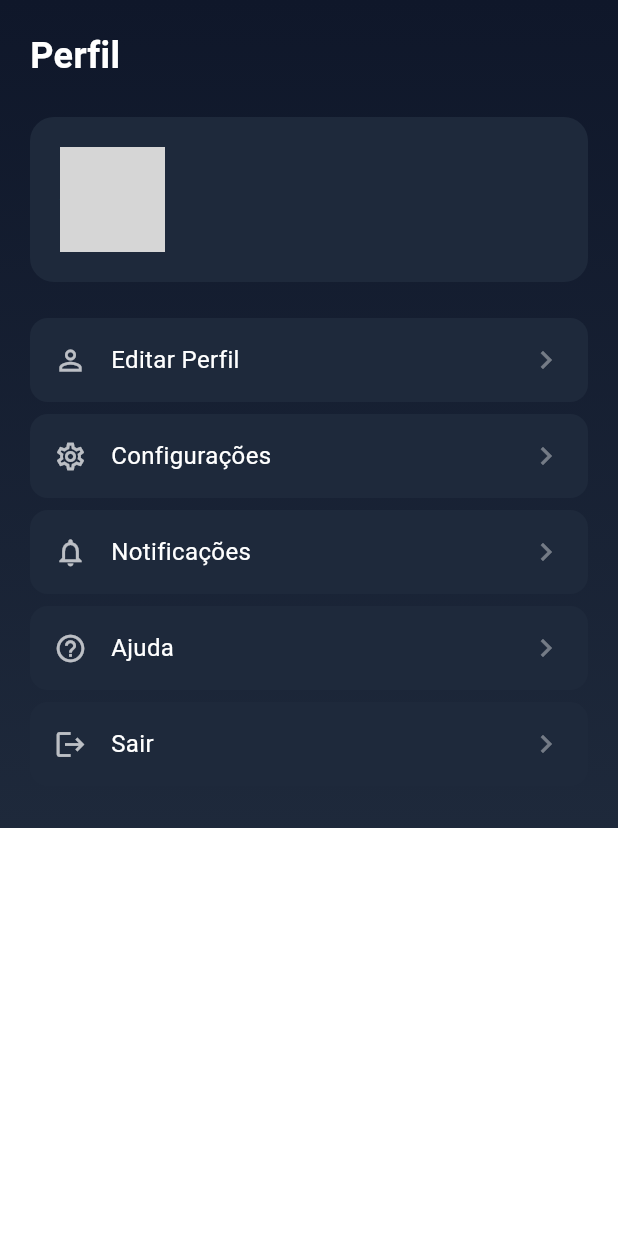
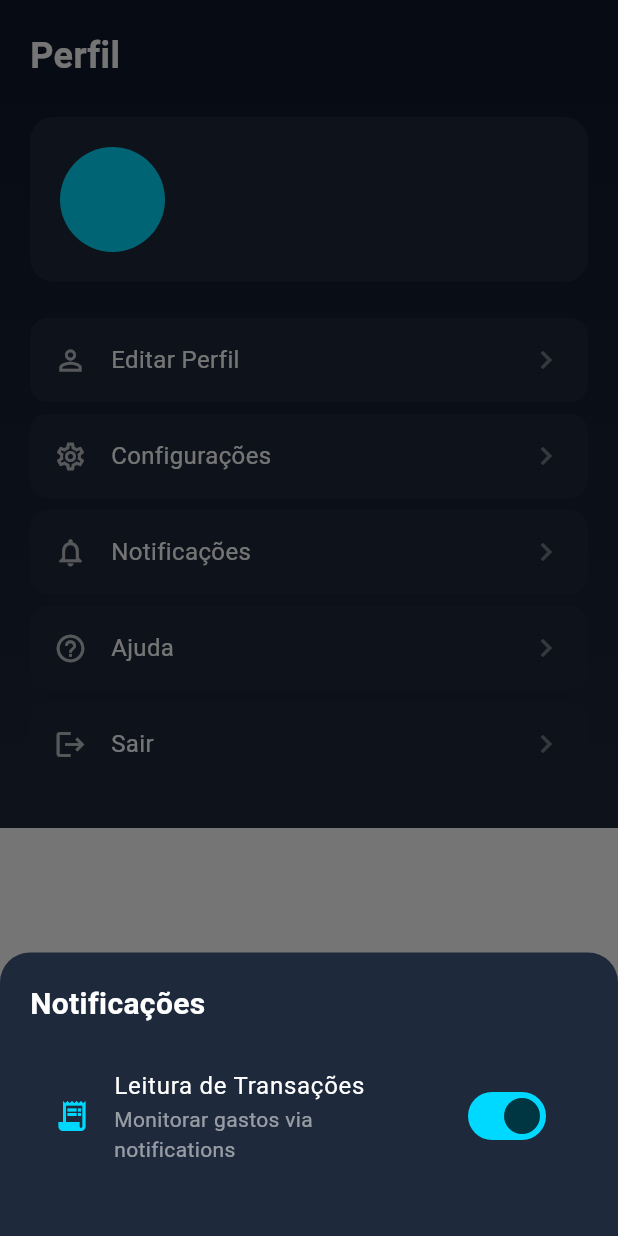
Before and after one commit to TerribleGeorge/Mentor_Financeiro, a Flutter app: the PerfilScreen screen opened directly, after a tap on "Notificações", on a phone screen of 412 x 824 dp. Run offline on Flutter 3.47's test engine with Material 3 defaults, Android fonts, the phone set to English and light mode, and no system bars; our stand-ins replace cloud_firestore, firebase_analytics, firebase_auth, firebase_core, firebase_messaging, fl_chart and 5 more; missing offline and left inert: purchases_flutter; accounts and stored records are empty; network calls fail; grey boxes are pictures that could not be loaded.

Commit message:
feat: Make PerfilScreen buttons functional
- Editar Perfil -> QuestionarioPage
- Configuracoes -> TelaConfiguracao
- Notificacoes -> BottomSheet with toggle
- Sair -> Logout + RevenueCat logOut + redirect to Login
- Ajuda -> BottomSheet with info
- Added confirm dialog for logout

```diff
--- a/mentor_financeiro/lib/pages/perfil_screen.dart
+++ b/mentor_financeiro/lib/pages/perfil_screen.dart
@@ -1,6 +1,10 @@
 import 'package:flutter/material.dart';
 import 'package:firebase_auth/firebase_auth.dart';
+import 'package:purchases_flutter/purchases_flutter.dart';
 import '../services/firebase_service.dart';
+import 'tela_login.dart';
+import 'questionario_page.dart';
+import 'tela_configuracao.dart';
 
 class PerfilScreen extends StatefulWidget {
   const PerfilScreen({super.key});
@@ -164,7 +168,7 @@
     final label = item['label'] as String;
 
     return GestureDetector(
-      onTap: () {},
+      onTap: () => _onMenuItemTap(label),
       child: Container(
         margin: const EdgeInsets.only(bottom: 8),
         padding: const EdgeInsets.all(16),
@@ -188,4 +192,161 @@
       ),
     );
   }
+
+  Future<void> _onMenuItemTap(String label) async {
+    switch (label) {
+      case 'Editar Perfil':
+        Navigator.push(
+          context,
+          MaterialPageRoute(builder: (_) => const QuestionarioPage()),
+        );
+        break;
+      case 'Configurações':
+        Navigator.push(
+          context,
+          MaterialPageRoute(builder: (_) => const TelaConfiguracao()),
+        );
+        break;
+      case 'Notificações':
+        _showNotificationSettings();
+        break;
+      case 'Sair':
+        await _fazerLogout();
+        break;
+      case 'Ajuda':
+        _showAjuda();
+        break;
+    }
+  }
+
+  void _showNotificationSettings() {
+    showModalBottomSheet(
+      context: context,
+      backgroundColor: const Color(0xFF1E293B),
+      shape: const RoundedRectangleBorder(
+        borderRadius: BorderRadius.vertical(top: Radius.circular(20)),
+      ),
+      builder: (context) => Padding(
+        padding: const EdgeInsets.all(20),
+        child: Column(
+          mainAxisSize: MainAxisSize.min,
+          crossAxisAlignment: CrossAxisAlignment.start,
+          children: [
+            const Text(
+              'Notificações',
+              style: TextStyle(
+                color: Colors.white,
+                fontSize: 20,
+                fontWeight: FontWeight.bold,
+              ),
+            ),
+            const SizedBox(height: 20),
+            ListTile(
+              leading: const Icon(Icons.receipt_long, color: Color(0xFF00D9FF)),
+              title: const Text(
+                'Leitura de Transações',
+                style: TextStyle(color: Colors.white),
+              ),
+              subtitle: const Text(
+                'Monitorar gastos via notifications',
+                style: TextStyle(color: Colors.white54),
+              ),
+              trailing: Switch(
+                value: true,
+                activeTrackColor: const Color(0xFF00D9FF),
+                onChanged: (value) {},
+              ),
+            ),
+            const SizedBox(height: 20),
+          ],
+        ),
+      ),
+    );
+  }
+
+  void _showAjuda() {
+    showModalBottomSheet(
+      context: context,
+      backgroundColor: const Color(0xFF1E293B),
+      shape: const RoundedRectangleBorder(
+        borderRadius: BorderRadius.vertical(top: Radius.circular(20)),
+      ),
+      builder: (context) => const Padding(
+        padding: EdgeInsets.all(20),
+        child: Column(
+          mainAxisSize: MainAxisSize.min,
+          crossAxisAlignment: CrossAxisAlignment.start,
+          children: [
+            Text(
+              'Ajuda',
+              style: TextStyle(
+                color: Colors.white,
+                fontSize: 20,
+                fontWeight: FontWeight.bold,
+              ),
+            ),
+            SizedBox(height: 16),
+            Text(
+              'Mentor Financeiro v1.0.0',
+              style: TextStyle(color: Colors.white70),
+            ),
+            SizedBox(height: 8),
+            Text(
+              'Precisa de pomoc? Entre em contato pelo email: soport@mentorfinanceiro.com',
+              style: TextStyle(color: Colors.white54),
+            ),
+          ],
+        ),
+      ),
+    );
+  }
+
+  Future<void> _fazerLogout() async {
+    final confirmar = await showDialog<bool>(
+      context: context,
+      builder: (context) => AlertDialog(
+        backgroundColor: const Color(0xFF1E293B),
+        title: const Text('Sair', style: TextStyle(color: Colors.white)),
+        content: const Text(
+          'Tem certeza que deseja sair?',
+          style: TextStyle(color: Colors.white70),
+        ),
+        actions: [
+          TextButton(
+            onPressed: () => Navigator.pop(context, false),
+            child: const Text(
+              'Cancelar',
+              style: TextStyle(color: Colors.white54),
+            ),
+          ),
+          TextButton(
+            onPressed: () => Navigator.pop(context, true),
+            child: const Text(
+              'Sair',
+              style: TextStyle(color: Color(0xFFFC5C65)),
+            ),
+          ),
+        ],
+      ),
+    );
+
+    if (confirmar == true && mounted) {
+      try {
+        await FirebaseService.logout();
+        await Purchases.logOut();
+        if (mounted) {
+          Navigator.of(context).pushAndRemoveUntil(
+            MaterialPageRoute(builder: (_) => const TelaLogin()),
+            (route) => false,
+          );
+        }
+      } catch (e) {
+        if (mounted) {
+          ScaffoldMessenger.of(
+            context,
+          ).showSnackBar(SnackBar(content: Text('Erro ao sair: $e')));
+        }
+      }
+    }
+  }
 }
```
